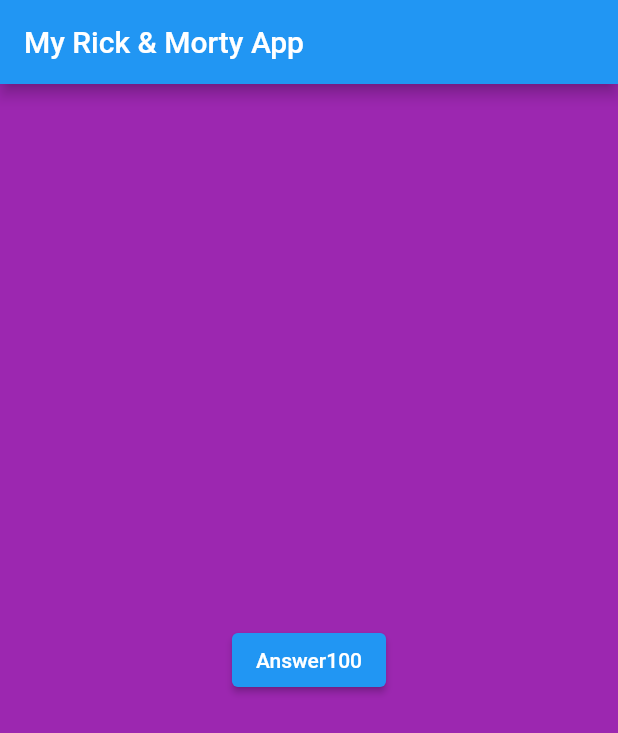
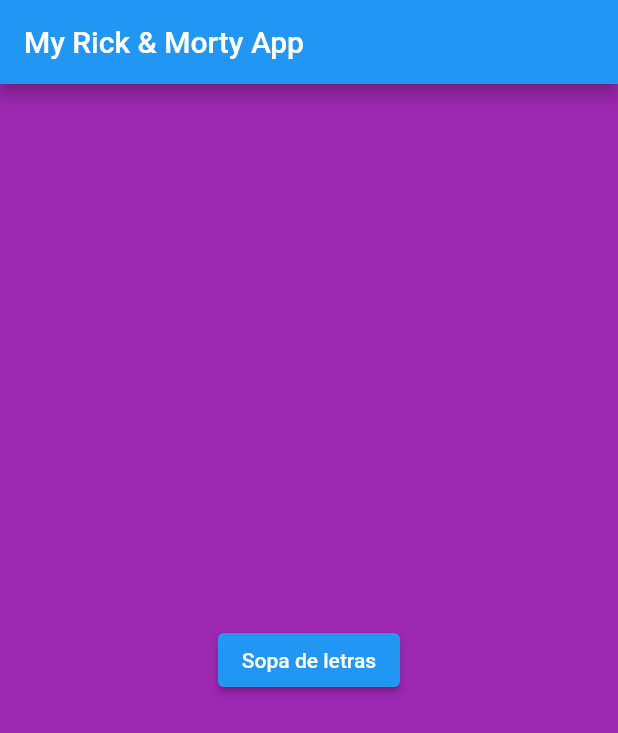
Before and after one commit to yeissonpigo/flutter, a Flutter app: the screen it shows after launch, on a phone screen of 412 x 824 dp. Shown: the top 733 px of the screen. Run offline on Flutter 3.47's test engine with Material 2 defaults, Android fonts, the light colour scheme and no system bars; our stand-ins replace graphql_flutter; missing offline and left inert: dart:ffi.

Commit message:
changed button label

```diff
--- a/lib/screen/index_screen.dart
+++ b/lib/screen/index_screen.dart
@@ -12,7 +12,7 @@
         Center(
           child:
             ElevatedButton(
-              child: Text("Answer100"),
+              child: Text("Sopa de letras"),
               onPressed: () {
                 Navigator.push(context, MaterialPageRoute(builder: (context) => GameScreen()));
               }),
--- a/pubspec.yaml
+++ b/pubspec.yaml
@@ -36,6 +36,7 @@
   # The following adds the Cupertino Icons font to your application.
   # Use with the CupertinoIcons class for iOS style icons.
   cupertino_icons: ^1.0.2
+  graphql_flutter: ^5.1.0
 
 dev_dependencies:
   flutter_test:
```
Also changed, not shown: lib/screen/rick_screen.dart (added, +16 -0 lines), pubspec.lock, 9 other files.
